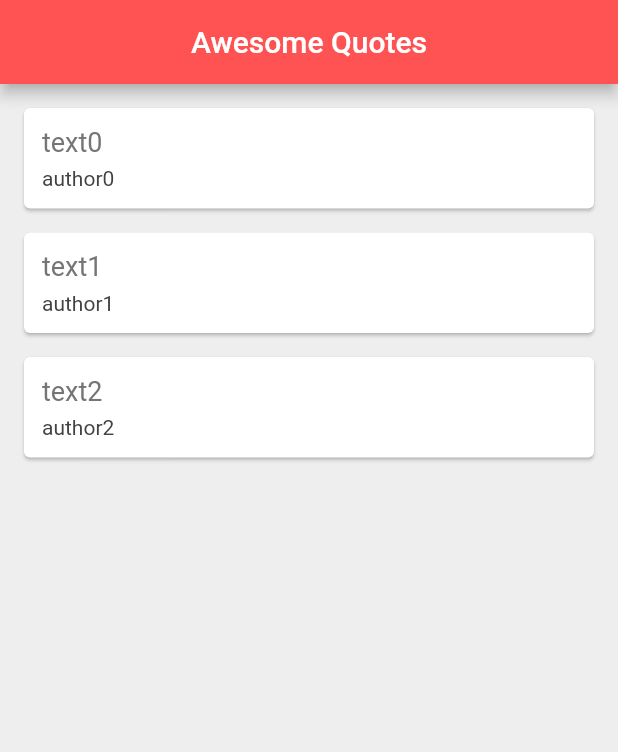
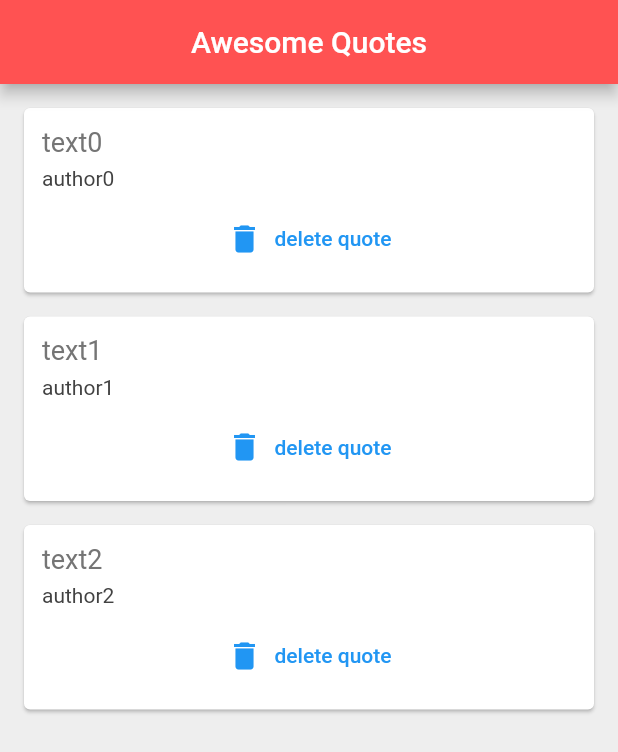
Before and after one commit to Awais-019/flutter_practice, a Flutter app: the screen it shows after launch, on a phone screen of 412 x 824 dp. Shown: the top 752 px of the screen. Run offline on Flutter 3.47's test engine with Material 2 defaults, Android fonts, the phone set to English and light mode, and no system bars.

Commit message:
Passing functions as parameters

```diff
--- a/lib/main.dart
+++ b/lib/main.dart
@@ -34,7 +34,13 @@ class _QuoteListState extends State<QuoteList> {
       ),
       body: Column(
         children: quotes
-            .map((quote) => QuoteCard(quote))
+            .map((quote) => QuoteCard(
+                quote: quote,
+                delete: () {
+                  setState(() {
+                    quotes.remove(quote);
+                  });
+                }))
             .toList(),
       ),
     );
--- a/lib/quote_card.dart
+++ b/lib/quote_card.dart
@@ -3,8 +3,9 @@ import 'quote.dart';
 
 class QuoteCard extends StatelessWidget {
   final Quote quote;
+  final Function delete;
 
-  const QuoteCard(this.quote, {super.key});
+  const QuoteCard({super.key, required this.quote, required this.delete});
 
   @override
   Widget build(BuildContext context) {
@@ -23,7 +24,14 @@ class QuoteCard extends StatelessWidget {
               Text(
                 quote.author,
                 style: TextStyle(fontSize: 14.0, color: Colors.grey[800]),
-              )
+              ),
+              const SizedBox(height: 8.0),
+              TextButton.icon(
+                  onPressed: () {
+                    delete();
+                  },
+                  icon: const Icon(Icons.delete),
+                  label: const Text('delete quote'))
             ],
           ),
         ));
```
